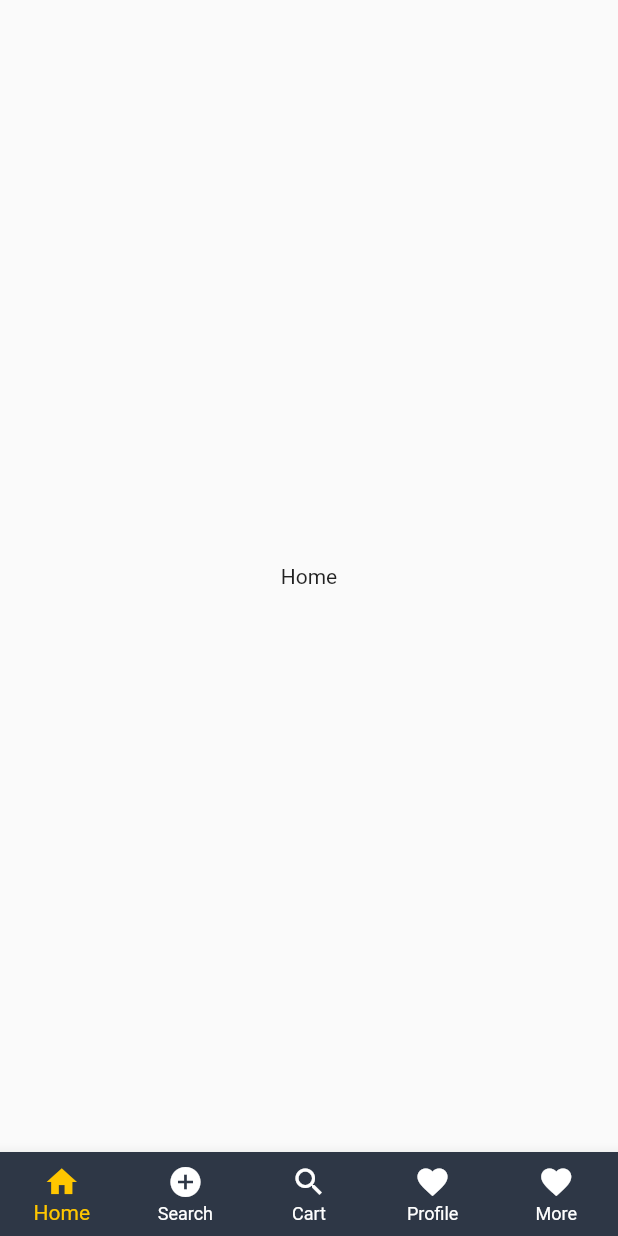
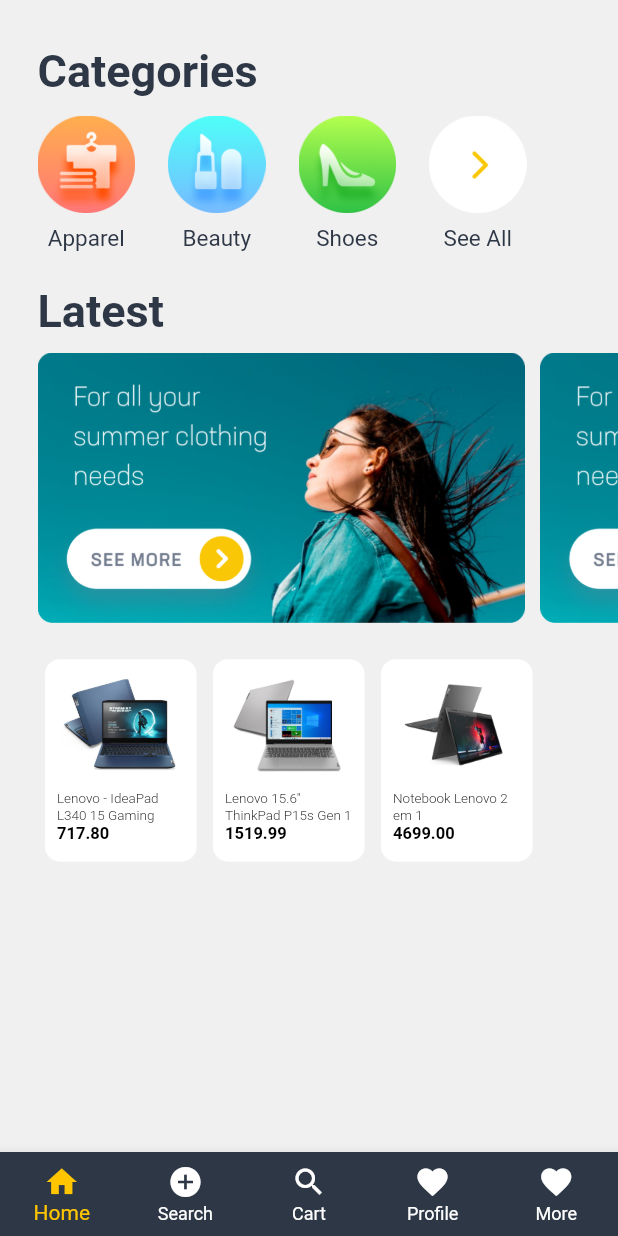
Before and after one commit to artbarbosa/store_app_devnology_clean_architecture, a Flutter app: the screen it shows after launch, on a phone screen of 412 x 824 dp. Run offline on Flutter 3.47's test engine with Material 2 defaults, Android fonts, the phone set to English and light mode, and no system bars; our stand-ins replace get_it, google_fonts.

Commit message:
update homePage

```diff
--- a/lib/app/_design_system/colors/app_colors_const.dart
+++ b/lib/app/_design_system/colors/app_colors_const.dart
@@ -5,4 +5,5 @@ class ColorsConst {
   static const onPrimary = Color(0xFFFFFFFF);
   static const secondary = Color(0xFF5A6476);
   static const yellow = Color(0xFFFFC600);
+  static const background = Color(0xFFF0F0F0);
 }
--- /dev/null
+++ b/lib/app/_design_system/widgets/cards/custom_card_banner_widget.dart
@@ -0,0 +1,21 @@
+import 'package:flutter/material.dart';
+
+class CustomCardBanner extends StatelessWidget {
+  const CustomCardBanner({
+    Key? key,
+    required this.image,
+  }) : super(key: key);
+  final String image;
+  @override
+  Widget build(BuildContext context) {
+    return Material(
+      color: Colors.transparent,
+      child: InkWell(
+        child: SizedBox(
+          width: 325,
+          child: Image.asset('assets/banners/banner01.png'),
+        ),
+      ),
+    );
+  }
+}
--- a/lib/app/_design_system/widgets/cards/custom_card_category_widget.dart
+++ b/lib/app/_design_system/widgets/cards/custom_card_category_widget.dart
@@ -22,7 +22,7 @@ class CustomCardCategoryWidget extends StatelessWidget {
         child: Column(
           children: [
             Image.asset(
-              'assets/icons_category/$icon.png',
+              icon,
               height: 65,
               width: 65,
             ),
--- a/lib/app/_design_system/widgets/cards/custom_card_product_widget.dart
+++ b/lib/app/_design_system/widgets/cards/custom_card_product_widget.dart
@@ -1,23 +1,23 @@
 import 'package:flutter/material.dart';
 
+import '../../../core/product/infra/model/product_model.dart';
 import '../../text_styles/text_styles_const.dart';
 
-class CustomCardCategoryWidget extends StatelessWidget {
-  final String imageItem;
-  final String titleItem;
-  final String priceItem;
-  const CustomCardCategoryWidget({
+class CustomCardProductWidget extends StatelessWidget {
+  final ProductModel product;
+
+  const CustomCardProductWidget({
     Key? key,
-    required this.imageItem,
-    required this.titleItem,
-    required this.priceItem,
+    required this.product,
   }) : super(key: key);
 
   @override
   Widget build(BuildContext context) {
-    return Container(
-      width: MediaQuery.of(context).size.width * 0.28,
-      height: 170,
+    return InkWell(
+      onTap: () {},
+      child: Container(
+        width: 101,
+        height: 135,
         decoration: BoxDecoration(
           borderRadius: BorderRadius.circular(10),
           color: Colors.white,
@@ -29,11 +29,11 @@ class CustomCardCategoryWidget extends StatelessWidget {
               padding: const EdgeInsets.all(4.0),
               child: Center(
                 child: Container(
-                width: 100,
-                height: 100,
+                  width: 80,
+                  height: 80,
                   decoration: BoxDecoration(
                     image: DecorationImage(
-                    image: Image.asset(imageItem).image,
+                      image: Image.asset(product.image.first).image,
                       fit: BoxFit.fitWidth,
                     ),
                   ),
@@ -43,19 +43,20 @@ class CustomCardCategoryWidget extends StatelessWidget {
             Padding(
               padding: const EdgeInsets.symmetric(horizontal: 8.0),
               child: Text(
-              titleItem,
+                product.shortTitle,
                 style: TextStylesConst.nameProductCard,
               ),
             ),
             Padding(
               padding: const EdgeInsets.only(left: 8.0, bottom: 10, right: 8.0),
               child: Text(
-              priceItem,
+                product.price.toStringAsFixed(2),
                 style: TextStylesConst.priceProductCard,
               ),
             ),
           ],
         ),
+      ),
     );
   }
 }
--- a/lib/app/core/product/infra/adapters/jsont_to_product.dart
+++ b/lib/app/core/product/infra/adapters/jsont_to_product.dart
@@ -3,7 +3,7 @@ import '../model/product_model.dart';
 class JsonToProduct {
   static ProductModel fromMap(dynamic json) {
     return ProductModel(
-        uid: json['id'],
+        uid: json['uid'],
         title: json['title'],
         shortTitle: json['short_title'],
         price: json['price'],
--- a/lib/app/core/shared/mock_data/mock_data.dart
+++ b/lib/app/core/shared/mock_data/mock_data.dart
@@ -3,27 +3,39 @@ List<Map<String, dynamic>> listProductMock = [
     "uid": "01",
     "short_title": "Lenovo - IdeaPad L340 15 Gaming",
     "image": [
-      "assets/item_photos/lenovo_idealpad/lenovo1.png",
-      "assets/item_photos/lenovo_idealpad/lenovo2.png",
-      "assets/item_photos/lenovo_idealpad/lenovo3.png",
+      "assets/items_photos/lenovo_idealpad/lenovo1.png",
+      "assets/items_photos/lenovo_idealpad/lenovo2.png",
+      "assets/items_photos/lenovo_idealpad/lenovo3.png",
     ],
     "price": 717.80,
     "itemInCart": 1,
     "title":
         "Notebook Gamer Lenovo Ideapad L340, Processador Intel Core I5 8gb 256gb Ssd Tela 15.6, Preto",
+    "description": """
+1.8 GHz Intel Core i7-10510U Quad-Core Processor
+16GB of DDR4 RAM | 512GB SSD
+15.6" 1920 x 1080 IPS Display
+NVIDIA Quadro P520
+Windows 10 Pro 64-Bit Edition
+1.8 GHz Intel Core i7-10510U Quad-Core Processor
+16GB of DDR4 RAM | 512GB SSD
+15.6" 1920 x 1080 IPS Display
+NVIDIA Quadro P520
+""",
   },
   {
     "uid": "02",
     "short_title": "Lenovo 15.6\" ThinkPad P15s Gen 1",
     "image": [
-      "assets/item_photos/lenovo_thinkpad/lenovo1.png",
-      "assets/item_photos/lenovo_thinkpad/lenovo2.png",
-      "assets/item_photos/lenovo_thinkpad/lenovo3.png",
+      "assets/items_photos/lenovo_thinkpad/lenovo1.png",
+      "assets/items_photos/lenovo_thinkpad/lenovo2.png",
+      "assets/items_photos/lenovo_thinkpad/lenovo3.png",
     ],
     "price": 1519.99,
     "itemInCart": 1,
     "title":
         "Lenovo 15.6\" ThinkPad P15s Gen 1 Laptop, Intel Core i7-10510U Quad-Core, 16GB DDR4 RAM, 512GB SSD, NVIDIA Quadro P520, Windows 10 Pro (20T4001VUS)",
+    "description": "",
   },
   {
     "uid": "03",
@@ -35,19 +47,6 @@ List<Map<String, dynamic>> listProductMock = [
     "itemInCart": 0,
     "title":
         "Notebook Gamer Lenovo Ideapad L340, Processador Intel Core I5 8gb 256gb Ssd Tela 15.6, Preto",
+    "description": "",
   },
 ];
-
-String descriptionMock = """
-1.8 GHz Intel Core i7-10510U Quad-Core Processor
-16GB of DDR4 RAM | 512GB SSD
-15.6" 1920 x 1080 IPS Display
-NVIDIA Quadro P520
-Windows 10 Pro 64-Bit Edition
-1.8 GHz Intel Core i7-10510U Quad-Core Processor
-16GB of DDR4 RAM | 512GB SSD
-15.6" 1920 x 1080 IPS Display
-NVIDIA Quadro P520
-""";
-
-int mockItemInCart = 2;
--- a/lib/app/core/shared/routers/routers.dart
+++ b/lib/app/core/shared/routers/routers.dart
@@ -7,6 +7,7 @@ class Routers {
 
   static Map<String, Widget Function(BuildContext, dynamic)> routes = {
     '/': (_, __) => const AppContainer(),
+    '/splash': (_, __) => Container(),
   };
 
   static Route? generateRoutes(RouteSettings settings) {
--- a/lib/app/core/shared/ui/widgets/custom_page_view.dart
+++ b/lib/app/core/shared/ui/widgets/custom_page_view.dart
@@ -1,4 +1,6 @@
 import 'package:flutter/material.dart';
+
+import '../../../../modules/home/presentation/routers/home_router.dart';
 
 class CustomPageView extends StatefulWidget {
   const CustomPageView({
@@ -19,8 +21,7 @@ class _CustomPageViewState extends State<CustomPageView> {
       physics: const NeverScrollableScrollPhysics(),
       controller: widget.pageController,
       children: const [
-        //HomeRouter(),
-        Center(child: Text('Home')),
+        HomeRouter(),
         Center(child: Text('Search')),
         Center(child: Text('Cart')),
         Center(child: Text('Profile')),
--- a/lib/app/modules/home/presentation/ui/container/home_container_page.dart
+++ b/lib/app/modules/home/presentation/ui/container/home_container_page.dart
@@ -2,6 +2,7 @@ import 'package:flutter/material.dart';
 import 'package:get_it/get_it.dart';
 
 import '../controllers/home_controllers.dart';
+import '../pages/home_page.dart';
 import '../states/product_states.dart';
 
 class HomeContainerPage extends StatefulWidget {
@@ -26,7 +27,9 @@ class _HomeContainerPageState extends State<HomeContainerPage> {
       valueListenable: controller,
       builder: (context, value, child) {
         if (value is ProductLoadedState) {
-          return Container();
+          return HomePage(
+            listProducts: value.listProducts,
+          );
         }
         if (value is ProductErrorState) {
           return Container();
--- /dev/null
+++ b/lib/app/modules/home/presentation/ui/pages/components/list_banners_horizontal_component.dart
@@ -0,0 +1,44 @@
+import 'package:flutter/material.dart';
+
+import '../../../../../../_design_system/text_styles/text_styles_const.dart';
+import '../../../../../../_design_system/widgets/cards/custom_card_banner_widget.dart';
+
+class ListBannersHorizontalComponent extends StatelessWidget {
+  const ListBannersHorizontalComponent({Key? key}) : super(key: key);
+
+  @override
+  Widget build(BuildContext context) {
+    final currentSize = MediaQuery.of(context).size;
+    return Column(
+      crossAxisAlignment: CrossAxisAlignment.start,
+      children: [
+        Text(
+          'Latest',
+          style: TextStylesConst.titleHome,
+        ),
+        const SizedBox(height: 10),
+        SizedBox(
+          height: 180.44,
+          width: currentSize.width,
+          child: ListView(
+            scrollDirection: Axis.horizontal,
+            shrinkWrap: true,
+            children: const [
+              CustomCardBanner(
+                image: 'assets/banners/banner01.png',
+              ),
+              SizedBox(width: 10),
+              CustomCardBanner(
+                image: 'assets/banners/banner01.png',
+              ),
+              SizedBox(width: 10),
+              CustomCardBanner(
+                image: 'assets/banners/banner01.png',
+              ),
+            ],
+          ),
+        ),
+      ],
+    );
+  }
+}
--- /dev/null
+++ b/lib/app/modules/home/presentation/ui/pages/components/list_categories_horizontal_component.dart
@@ -0,0 +1,49 @@
+import 'package:flutter/material.dart';
+
+import '../../../../../../_design_system/text_styles/text_styles_const.dart';
+import '../../../../../../_design_system/widgets/cards/custom_card_category_widget.dart';
+
+class ListCategoriesHorizontalComponent extends StatelessWidget {
+  const ListCategoriesHorizontalComponent({Key? key}) : super(key: key);
+
+  @override
+  Widget build(BuildContext context) {
+    return Column(
+      crossAxisAlignment: CrossAxisAlignment.start,
+      children: [
+        Text(
+          'Categories',
+          style: TextStylesConst.titleHome,
+        ),
+        const SizedBox(height: 12),
+        Row(
+          children: [
+            CustomCardCategoryWidget(
+              icon: 'assets/categories/apparel_icon.png',
+              onTap: () {},
+              text: 'Apparel',
+            ),
+            const SizedBox(width: 22),
+            CustomCardCategoryWidget(
+              icon: 'assets/categories/beauty_icon.png',
+              onTap: () {},
+              text: 'Beauty',
+            ),
+            const SizedBox(width: 22),
+            CustomCardCategoryWidget(
+              icon: 'assets/categories/shoes_icon.png',
+              onTap: () {},
+              text: 'Shoes',
+            ),
+            const SizedBox(width: 22),
+            CustomCardCategoryWidget(
+              icon: 'assets/categories/see_all_icon.png',
+              onTap: () {},
+              text: 'See All',
+            ),
+          ],
+        ),
+      ],
+    );
+  }
+}
--- /dev/null
+++ b/lib/app/modules/home/presentation/ui/pages/components/list_product_horizontal_component.dart
@@ -0,0 +1,41 @@
+import 'package:flutter/material.dart';
+
+import '../../../../../../_design_system/widgets/cards/custom_card_product_widget.dart';
+import '../../../../../../core/product/infra/model/product_model.dart';
+
+class ListProductHorizontalComponent extends StatelessWidget {
+  const ListProductHorizontalComponent({
+    Key? key,
+    required this.listProducts,
+  }) : super(key: key);
+  final List<ProductModel> listProducts;
+
+  @override
+  Widget build(BuildContext context) {
+    final currentSize = MediaQuery.of(context).size;
+    return SizedBox(
+      width: currentSize.width,
+      child: Column(
+        crossAxisAlignment: CrossAxisAlignment.start,
+        children: [
+          SizedBox(
+            height: 135,
+            child: ListView.separated(
+              separatorBuilder: (BuildContext context, int index) =>
+                  const SizedBox(width: 11),
+              padding: const EdgeInsets.symmetric(horizontal: 5),
+              scrollDirection: Axis.horizontal,
+              shrinkWrap: true,
+              itemCount: listProducts.length,
+              itemBuilder: (context, index) {
+                return CustomCardProductWidget(
+                  product: listProducts[index],
+                );
+              },
+            ),
+          )
+        ],
+      ),
+    );
+  }
+}
--- /dev/null
+++ b/lib/app/modules/home/presentation/ui/pages/home_page.dart
@@ -0,0 +1,39 @@
+import 'package:flutter/material.dart';
+
+import '../../../../../_design_system/colors/app_colors_const.dart';
+import '../../../../../core/product/infra/model/product_model.dart';
+import 'components/list_banners_horizontal_component.dart';
+import 'components/list_categories_horizontal_component.dart';
+import 'components/list_product_horizontal_component.dart';
+
+class HomePage extends StatelessWidget {
+  const HomePage({
+    Key? key,
+    required this.listProducts,
+  }) : super(key: key);
+
+  final List<ProductModel> listProducts;
+
+  @override
+  Widget build(BuildContext context) {
+    return Scaffold(
+      backgroundColor: ColorsConst.background,
+      body: SingleChildScrollView(
+        child: Padding(
+          padding: const EdgeInsets.only(left: 25, bottom: 23, top: 30),
+          child: Column(
+            children: [
+              const ListCategoriesHorizontalComponent(),
+              const SizedBox(height: 22),
+              const ListBannersHorizontalComponent(),
+              const SizedBox(height: 24),
+              ListProductHorizontalComponent(
+                listProducts: listProducts,
+              ),
+            ],
+          ),
+        ),
+      ),
+    );
+  }
+}
--- a/pubspec.yaml
+++ b/pubspec.yaml
@@ -29,7 +29,11 @@ flutter:
   uses-material-design: true
 
   assets:
-   - assets/
+    - assets/items_photos/lenovo/
+    - assets/items_photos/lenovo_idealpad/
+    - assets/items_photos/lenovo_thinkpad/
+    - assets/categories/
+    - assets/banners/
 
   # fonts:
   #   - family: Schyler
```
Lines whose indentation alone changed are shown as unchanged.
